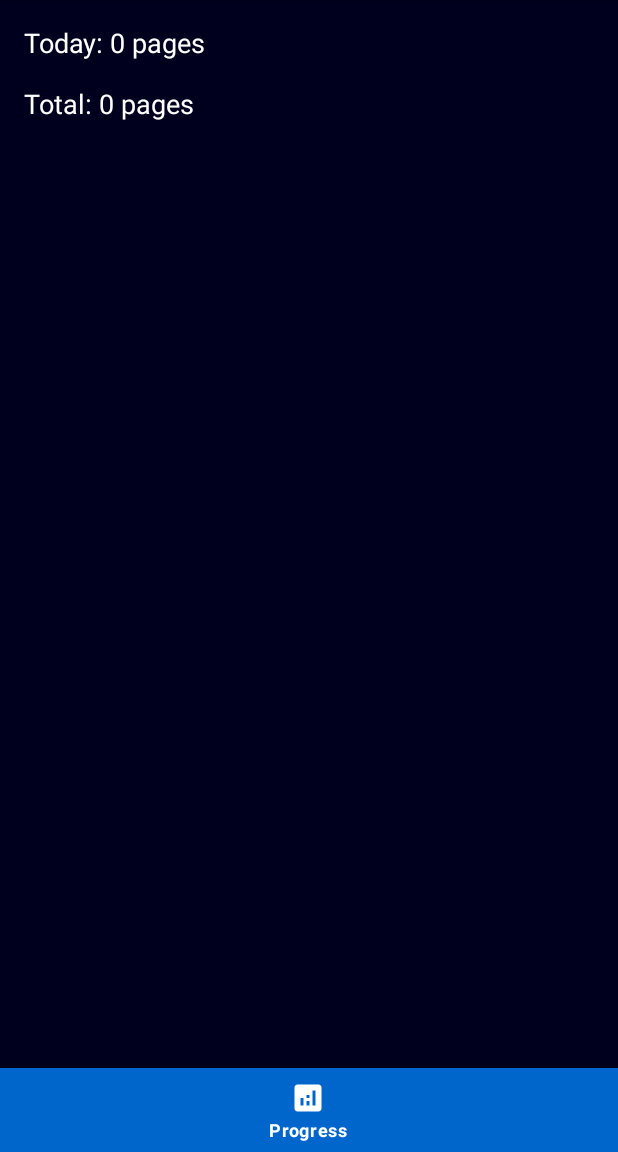
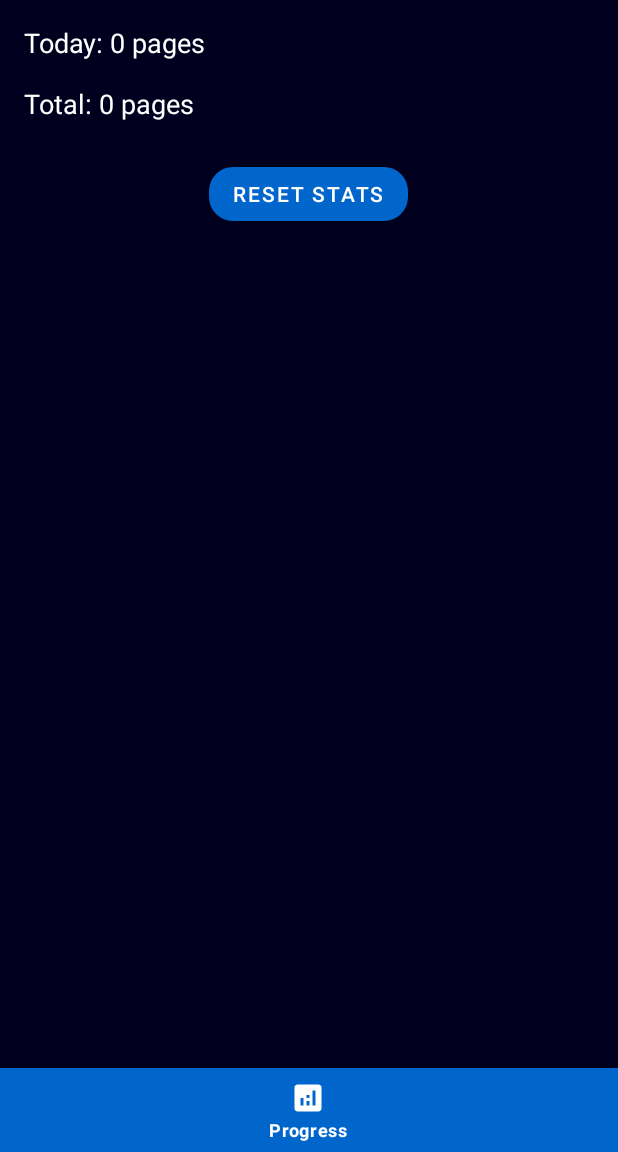
Before and after one commit to blueheron786/quran-habit, an Android app built with Jetpack Compose: the fragment ReadingProgressFragment placed in its activity, on a phone screen of 412 x 824 dp, the part 84-1236 px from its top. Run offline under Robolectric (Android 15) with nearby library versions, the phone set to English and light mode, and no system bars; our stand-ins replace Room's generated code.

Commit message:
Reset Stats button; doesn't update UI tho

```diff
--- a/app/src/main/java/com/quranhabit/data/dao/ReadingSessionDao.kt
+++ b/app/src/main/java/com/quranhabit/data/dao/ReadingSessionDao.kt
@@ -16,8 +16,11 @@ interface ReadingSessionDao {
     suspend fun getByDate(date: String): ReadingSession?
 
     @Query("SELECT pagesRead FROM reading_sessions WHERE date = :date")
-    fun getTodayProgress(date: String): Flow<Int?>
+    fun getDaysProgress(date: String): Flow<Int?>
 
     @Query("SELECT COALESCE(SUM(pagesRead), 0) FROM reading_sessions")
     fun getTotalPagesRead(): Flow<Int>
+
+    @Query("DELETE FROM reading_sessions")
+    suspend fun resetAllStatistics()
 }
--- a/app/src/main/java/com/quranhabit/ui/progress/ReadingProgressFragment.kt
+++ b/app/src/main/java/com/quranhabit/ui/progress/ReadingProgressFragment.kt
@@ -1,5 +1,6 @@
 package com.quranhabit.ui.progress
 
+import android.app.AlertDialog
 import android.os.Bundle
 import android.view.LayoutInflater
 import android.view.View
@@ -30,13 +31,28 @@ class ReadingProgressFragment : Fragment() {
     override fun onViewCreated(view: View, savedInstanceState: Bundle?) {
         super.onViewCreated(view, savedInstanceState)
 
-        viewModel.todayProgress.observe(viewLifecycleOwner) { pages ->
+        viewModel.daysProgress.observe(viewLifecycleOwner) { pages ->
             _binding?.todayProgress?.text = "Today: $pages pages"
         }
 
         viewModel.totalProgress.observe(viewLifecycleOwner) { total ->
             _binding?.totalProgress?.text = "Total: $total pages"
         }
+
+        binding.resetButton.setOnClickListener {
+            showResetConfirmationDialog()
+        }
+    }
+
+    private fun showResetConfirmationDialog() {
+        AlertDialog.Builder(requireContext())
+            .setTitle("Reset Statistics")
+            .setMessage("Are you sure you want to reset all reading statistics? This cannot be undone.")
+            .setPositiveButton("Yes") { _, _ ->
+                viewModel.resetStatistics()
+            }
+            .setNegativeButton("No", null)
+            .show()
     }
 
     override fun onDestroyView() {
--- a/app/src/main/java/com/quranhabit/ui/progress/ReadingProgressViewModel.kt
+++ b/app/src/main/java/com/quranhabit/ui/progress/ReadingProgressViewModel.kt
@@ -3,6 +3,7 @@ package com.quranhabit.ui.progress
 import androidx.lifecycle.*
 import com.quranhabit.data.dao.ReadingSessionDao
 import kotlinx.coroutines.flow.map
+import kotlinx.coroutines.launch
 import java.time.LocalDate
 
 class ReadingProgressViewModel(
@@ -10,11 +11,19 @@ class ReadingProgressViewModel(
 ) : ViewModel() {
     private val today = LocalDate.now().toString()
 
-    val todayProgress = readingSessionDao.getTodayProgress(today)
+    val daysProgress = readingSessionDao.getDaysProgress(today)
         .map { it ?: 0 }
         .asLiveData()
 
     val totalProgress = readingSessionDao.getTotalPagesRead()
-        .map { it ?: 0 } // Add null handling
+        .map { it }
         .asLiveData()
+
+    fun resetStatistics() {
+        viewModelScope.launch {
+            readingSessionDao.resetAllStatistics()
+            // You might want to refresh the stats after resetting
+            // Add any necessary refresh logic here
+        }
+    }
 }
--- a/app/src/main/res/layout/fragment_progress.xml
+++ b/app/src/main/res/layout/fragment_progress.xml
@@ -1,4 +1,3 @@
-<!-- res/layout/fragment_progress.xml -->
 <LinearLayout xmlns:android="http://schemas.android.com/apk/res/android"
     android:layout_width="match_parent"
     android:layout_height="match_parent"
@@ -19,4 +18,12 @@
         android:layout_marginTop="16dp"
         android:textColor="@color/text_primary"
         android:textSize="18sp"/>
+
+    <Button
+        android:id="@+id/resetButton"
+        android:layout_width="wrap_content"
+        android:layout_height="wrap_content"
+        android:layout_marginTop="24dp"
+        android:text="Reset Stats"
+        android:layout_gravity="center_horizontal"/>
 </LinearLayout>
```
